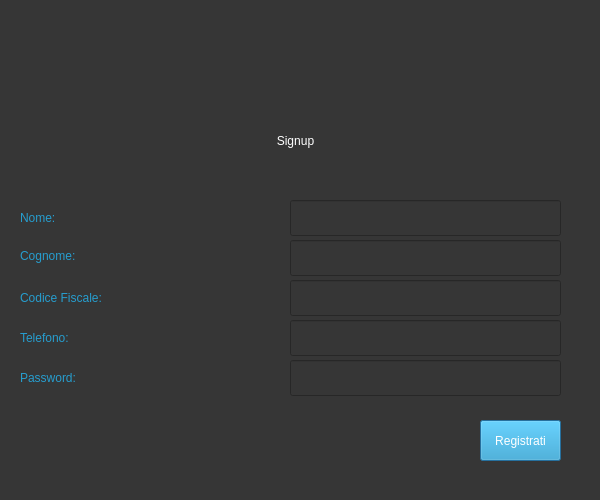
The window that Viste/Accesso/GUI/createacc.ui (GiulianiM/Noleggio) describes before a commit, drawn with Qt 5.
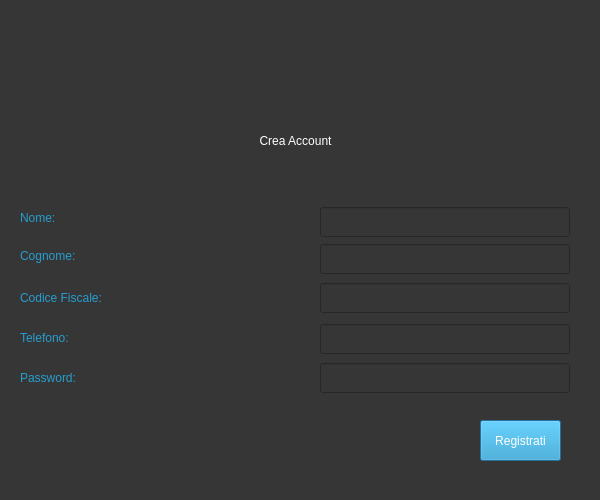
The same window after the commit. Icons and pictures are not drawn.

```diff
--- a/Viste/Accesso/GUI/createacc.ui
+++ b/Viste/Accesso/GUI/createacc.ui
@@ -24,9 +24,9 @@
   <widget class="QLabel" name="label">
    <property name="geometry">
     <rect>
-     <x>220</x>
+     <x>150</x>
      <y>100</y>
-     <width>151</width>
+     <width>291</width>
      <height>81</height>
     </rect>
    </property>
@@ -35,7 +35,7 @@
 font: 28pt &quot;Segoe UI&quot;;</string>
    </property>
    <property name="text">
-    <string>Signup</string>
+    <string>Crea Account</string>
    </property>
    <property name="alignment">
     <set>Qt::AlignCenter</set>
@@ -94,41 +94,6 @@
     <bool>true</bool>
    </property>
   </widget>
-  <widget class="QLineEdit" name="nome">
-   <property name="geometry">
-    <rect>
-     <x>290</x>
-     <y>200</y>
-     <width>271</width>
-     <height>36</height>
-    </rect>
-   </property>
-   <property name="styleSheet">
-    <string notr="true">font-size:20; color:rgb(243, 243, 243)</string>
-   </property>
-   <property name="text">
-    <string/>
-   </property>
-  </widget>
-  <widget class="QLineEdit" name="password">
-   <property name="geometry">
-    <rect>
-     <x>290</x>
-     <y>360</y>
-     <width>271</width>
-     <height>36</height>
-    </rect>
-   </property>
-   <property name="styleSheet">
-    <string notr="true">font-size:20; color:rgb(243, 243, 243)</string>
-   </property>
-   <property name="text">
-    <string/>
-   </property>
-   <property name="echoMode">
-    <enum>QLineEdit::Password</enum>
-   </property>
-  </widget>
   <widget class="QPushButton" name="signupbutton">
    <property name="geometry">
     <rect>
@@ -180,38 +145,6 @@
     <string>Password:</string>
    </property>
   </widget>
-  <widget class="QLineEdit" name="cognome">
-   <property name="geometry">
-    <rect>
-     <x>290</x>
-     <y>240</y>
-     <width>271</width>
-     <height>36</height>
-    </rect>
-   </property>
-   <property name="styleSheet">
-    <string notr="true">font-size:20; color:rgb(243, 243, 243)</string>
-   </property>
-   <property name="text">
-    <string/>
-   </property>
-  </widget>
-  <widget class="QLineEdit" name="cf">
-   <property name="geometry">
-    <rect>
-     <x>290</x>
-     <y>280</y>
-     <width>271</width>
-     <height>36</height>
-    </rect>
-   </property>
-   <property name="styleSheet">
-    <string notr="true">font-size:20; color:rgb(243, 243, 243)</string>
-   </property>
-   <property name="text">
-    <string/>
-   </property>
-  </widget>
   <widget class="QLabel" name="label_7">
    <property name="geometry">
     <rect>
@@ -229,20 +162,73 @@
     <string>Telefono:</string>
    </property>
   </widget>
+  <widget class="QLineEdit" name="nome">
+   <property name="geometry">
+    <rect>
+     <x>320</x>
+     <y>207</y>
+     <width>250</width>
+     <height>30</height>
+    </rect>
+   </property>
+   <property name="styleSheet">
+    <string notr="true">color: rgb(255, 255, 255);
+</string>
+   </property>
+  </widget>
+  <widget class="QLineEdit" name="cognome">
+   <property name="geometry">
+    <rect>
+     <x>320</x>
+     <y>244</y>
+     <width>250</width>
+     <height>30</height>
+    </rect>
+   </property>
+   <property name="styleSheet">
+    <string notr="true">color: rgb(255, 255, 255);</string>
+   </property>
+  </widget>
+  <widget class="QLineEdit" name="cf">
+   <property name="geometry">
+    <rect>
+     <x>320</x>
+     <y>283</y>
+     <width>250</width>
+     <height>30</height>
+    </rect>
+   </property>
+   <property name="styleSheet">
+    <string notr="true">color: rgb(255, 255, 255);</string>
+   </property>
+  </widget>
   <widget class="QLineEdit" name="telefono">
    <property name="geometry">
     <rect>
-     <x>290</x>
-     <y>320</y>
-     <width>271</width>
-     <height>36</height>
+     <x>320</x>
+     <y>324</y>
+     <width>250</width>
+     <height>30</height>
     </rect>
    </property>
    <property name="styleSheet">
-    <string notr="true">font-size:20; color:rgb(243, 243, 243)</string>
+    <string notr="true">color: rgb(255, 255, 255);</string>
    </property>
-   <property name="text">
-    <string/>
+  </widget>
+  <widget class="QLineEdit" name="password">
+   <property name="geometry">
+    <rect>
+     <x>320</x>
+     <y>363</y>
+     <width>250</width>
+     <height>30</height>
+    </rect>
+   </property>
+   <property name="styleSheet">
+    <string notr="true">color: rgb(255, 255, 255);</string>
+   </property>
+   <property name="echoMode">
+    <enum>QLineEdit::Password</enum>
    </property>
   </widget>
   <zorder>label_5</zorder>
```
Left out of the diff: 8 changed lines with no effect on the pictures.
